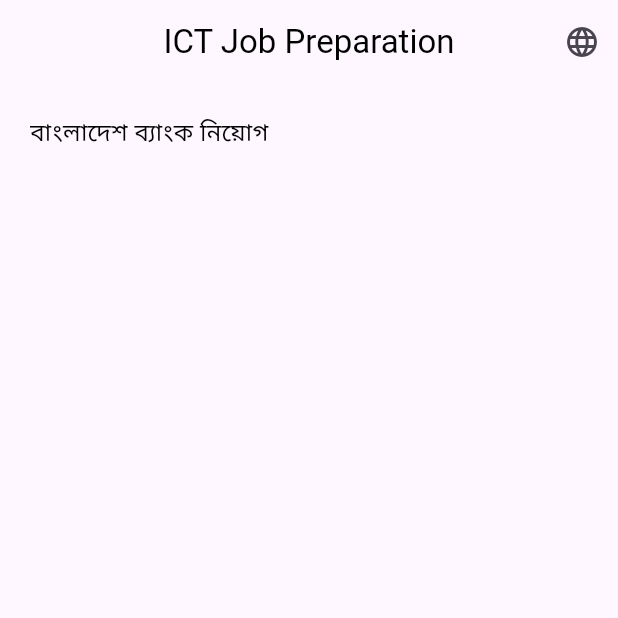
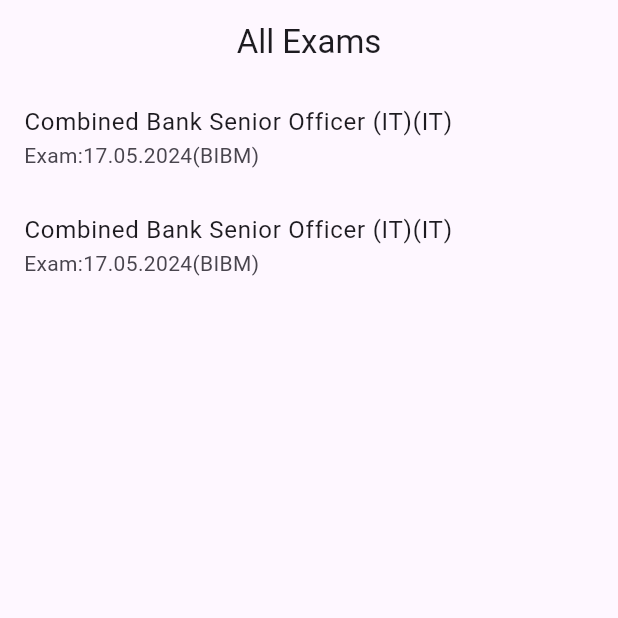
Before and after one commit to jhalto/ict_job_prep_bd, a Flutter app: the screen it shows after launch, on a phone screen of 412 x 824 dp, the top half of it. Run offline on Flutter 3.47's test engine with Material 3 defaults, Android fonts, the light colour scheme and no system bars; our stand-ins replace get, google_fonts, shared_preferences; missing offline and left inert: flutter_math_fork.

Commit message:
model added and show

```diff
--- a/lib/feature/home/views/home.dart
+++ b/lib/feature/home/views/home.dart
@@ -1,4 +1,5 @@
 import 'package:flutter/material.dart';
+import 'package:flutter_math_fork/flutter_math.dart';
 import 'package:get/get.dart';
 import 'package:ict_job_prep_bd/core/style/global_text_style.dart';
 import 'package:ict_job_prep_bd/feature/home/controllers/home_controller.dart';
@@ -59,9 +60,10 @@
           padding: EdgeInsetsGeometry.all(20),
           child: Column(
             children: [
-               Text("বাংলাদেশ ব্যাংক নিয়োগ", style: banglaTextStyle(
-                fs: 16
-               ),)
+                   Math.tex(
+          r'nCr = \frac{n!}{r!(n - r)!}',
+          textStyle: TextStyle(fontSize: 24),
+        ),
             ],
           ),
         ),
--- /dev/null
+++ b/lib/feature/mcq/controller/mcq_controller.dart
@@ -0,0 +1,64 @@
+import 'package:get/get.dart';
+import 'package:ict_job_prep_bd/feature/mcq/model/exam_model.dart';
+import 'package:ict_job_prep_bd/feature/mcq/model/mcq_model.dart';
+
+class McqController extends GetxController {
+  List<ExamModel> exams = [
+    ExamModel(
+      examId: 1,
+      title: "Combined Bank Senior Officer (IT)",
+      date: "17.05.2024",
+      pattern: 'BIBM',
+      dept: "IT",
+      questions: <McqModel>[
+        McqModel(
+          ques: "Expansion of FTP is _______.",
+          sub: 'Ict',
+          a: "Fine Transfer Protocol",
+          b: " File Transfer Protocol",
+          c: "First Transfer Protocol",
+          d: "Fast Transfer Protocol",
+          ans: "b",
+          note: "File Transfer Protocol is an application layer protocol used to share ``file`` between a server and a client. The protocol uses two separate ports for data and control connections: ports for data and control connections: port 20 for data and port 21 for control"
+        ),
+        McqModel(
+          ques: "Expansion of FTP is _______.",
+          sub: "Ict",
+          a: "Fine Transfer Protocol",
+          b: " File Transfer Protocol",
+          c: "First Transfer Protocol",
+          d: "Fast Transfer Protocol",
+          ans: "b",
+        ),
+      ],
+    ),
+    ExamModel(
+      examId: 1,
+      title: "Combined Bank Senior Officer (IT)",
+      date: "17.05.2024",
+      pattern: 'BIBM',
+      dept: "IT",
+      questions: <McqModel>[
+        McqModel(
+          ques: "Expansion of FTP is _______.",
+          sub: 'Ict',
+          a: "Fine Transfer Protocol",
+          b: " File Transfer Protocol",
+          c: "First Transfer Protocol",
+          d: "Fast Transfer Protocol",
+          ans: "b",
+          note: "File Transfer Protocol is an application layer protocol used to share ``file`` between a server and a client. The protocol uses two separate ports for data and control connections: ports for data and control connections: port 20 for data and port 21 for control"
+        ),
+        McqModel(
+          ques: "Expansion of FTP is _______.",
+          sub: "Ict",
+          a: "Fine Transfer Protocol",
+          b: " File Transfer Protocol",
+          c: "First Transfer Protocol",
+          d: "Fast Transfer Protocol",
+          ans: "b",
+        ),
+      ],
+    ),
+  ];
+}
--- /dev/null
+++ b/lib/feature/mcq/model/exam_model.dart
@@ -0,0 +1,45 @@
+import 'package:ict_job_prep_bd/feature/mcq/model/mcq_model.dart';
+
+class ExamModel {
+  int? examId;
+  String? title;
+  String? dept;
+  String? date;
+  String? pattern;
+  List<McqModel>? questions;
+
+  ExamModel({
+    this.title,
+    this.dept,
+    this.examId,
+    this.date,
+    this.pattern,
+    this.questions,
+  });
+
+  factory ExamModel.fromJson(Map<String, dynamic> json) {
+    return ExamModel(
+      title: json['title'],
+      dept: json['dept'],
+      examId: json['examId'],
+      date: json['date'],
+      pattern: json['pattern'],
+      questions: json['questions'] != null
+          ? (json['questions'] as List)
+              .map((q) => McqModel.fromJson(q))
+              .toList()
+          : null,
+    );
+  }
+
+  Map<String, dynamic> toJson() {
+    return {
+      'title': title,
+      'dept': dept,
+      'examId': examId,
+      'date': date,
+      'pattern': pattern,
+      'questions': questions?.map((q) => q.toJson()).toList(),
+    };
+  }
+}
--- /dev/null
+++ b/lib/feature/mcq/model/mcq_model.dart
@@ -0,0 +1,43 @@
+
+class McqModel {
+  String? ques;
+  String? sub;
+  String? a;
+  String? b;
+  String? c;
+  String? d;
+  String? ans;
+  String? note;
+  String? image;
+
+McqModel({required this.ques,required this.sub, required this.a, required this.b, required this.c , required this.d, required this.ans , this.image, this.note,});
+
+factory McqModel.fromJson(Map<String, dynamic>json){
+  return McqModel(
+    ques: json['ques'],
+    sub: json['sub'],
+   a: json['a'],
+   b: json['b'],
+   c: json['c'],
+   d: json['d'],
+   ans: json['ans'],
+   note: json['note'],
+   image: json['image'],
+   );
+}
+
+Map<String, dynamic> toJson(){
+  return {
+     'ques': ques,
+     'sub':sub,
+      'a': a,
+      'b': b,
+      'c': c,
+      'd': d,
+      'ans': ans,
+      'note': note,
+      'image': image,
+  };
+}
+
+}
--- /dev/null
+++ b/lib/feature/mcq/views/exam_view.dart
@@ -0,0 +1,27 @@
+import 'package:flutter/material.dart';
+import 'package:get/get.dart';
+import 'package:ict_job_prep_bd/feature/mcq/controller/mcq_controller.dart';
+import 'package:ict_job_prep_bd/feature/mcq/model/exam_model.dart';
+
+class ExamView extends StatelessWidget {
+  ExamView({super.key});
+  final controller = Get.put(McqController());
+  @override
+  Widget build(BuildContext context) {
+    return Scaffold(
+      appBar: AppBar(
+        title: Text("All Exams"),
+        centerTitle: true,
+      ),
+      body: ListView.builder(
+        itemCount: controller.exams.length,
+        itemBuilder: (context, index) {
+          var exams = controller.exams[index];
+        return ListTile(
+          title: Text("${exams.title}(${exams.dept})"),
+          subtitle: Text("Exam:${exams.date}(${exams.pattern})"),
+        );
+      },),
+    );
+  }
+}
--- a/lib/main.dart
+++ b/lib/main.dart
@@ -2,6 +2,7 @@
 import 'package:flutter_localizations/flutter_localizations.dart';
 import 'package:get/get.dart';
 import 'package:ict_job_prep_bd/feature/home/views/home.dart';
+import 'package:ict_job_prep_bd/feature/mcq/views/exam_view.dart';
 import 'package:ict_job_prep_bd/l10n/app_localizations.dart';
 
 import 'package:ict_job_prep_bd/translation/controller/translation.dart';
@@ -39,7 +40,7 @@
       theme: ThemeData(
         colorScheme: ColorScheme.fromSeed(seedColor: Colors.deepPurple),
       ),
-      home: Home(),
+      home: ExamView(),
     );
     },);
   }
--- a/pubspec.yaml
+++ b/pubspec.yaml
@@ -40,6 +40,7 @@
   intl: ^0.20.2
   flutter_localizations:
     sdk: flutter
+  flutter_math_fork: ^0.7.4
 
 dev_dependencies:
   flutter_test:
```
Also changed, not shown: pubspec.lock.
